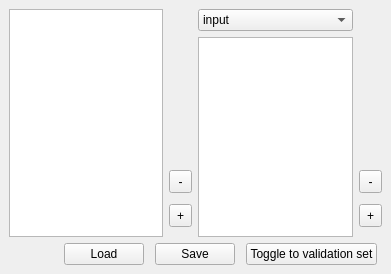
Above: exampledialog.ui from leonard-henriquez/MLP before the change. Below: the same form after it.
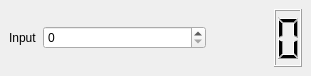
That is the form after the change.

Commit message: modifié:         MLPVisuel.pro 	modifié:         exampledialog.cpp 	modifié:         exampledialog.h 	modifié:         exampledialog.ui 	nouveau fichier: loadmnistdialog.cpp 	nouveau fichier: loadmnistdialog.h 	nouveau fichier: loadmnistdialog.ui 	modifié:         mainwindow.cpp 	modifié:         mainwindow.h 	modifié:         mainwindow.ui 	modifié:         mlpdialog.h 	modifié:         multilayerperceptron.cpp 	modifié:         multilayerperceptron.h 	modifié:         qmlp.cpp 	modifié:         qmlp.h 	modifié:         types.h

Patch:
```diff
--- a/exampledialog.ui
+++ b/exampledialog.ui
@@ -6,289 +6,75 @@
    <rect>
     <x>0</x>
     <y>0</y>
-    <width>391</width>
-    <height>274</height>
+    <width>311</width>
+    <height>76</height>
    </rect>
   </property>
+  <property name="sizePolicy">
+   <sizepolicy hsizetype="Fixed" vsizetype="Fixed">
+    <horstretch>0</horstretch>
+    <verstretch>0</verstretch>
+   </sizepolicy>
+  </property>
   <property name="windowTitle">
    <string>Examples</string>
   </property>
   <widget class="QWidget" name="centralwidget">
    <layout class="QGridLayout" name="gridLayout">
-    <item row="0" column="0" rowspan="2">
-     <widget class="QListView" name="PickExample">
-      <property name="enabled">
-       <bool>true</bool>
-      </property>
-      <property name="editTriggers">
-       <set>QAbstractItemView::DoubleClicked</set>
-      </property>
-     </widget>
-    </item>
-    <item row="0" column="2">
-     <widget class="QComboBox" name="InputOrOutput">
-      <property name="editable">
-       <bool>false</bool>
-      </property>
+    <item row="0" column="1" colspan="2">
+     <layout class="QHBoxLayout" name="horizontalLayout">
       <item>
-       <property name="text">
-        <string>input</string>
-       </property>
-      </item>
-      <item>
-       <property name="text">
-        <string>output</string>
-       </property>
-      </item>
-     </widget>
-    </item>
-    <item row="1" column="1">
-     <layout class="QVBoxLayout" name="verticalLayout">
-      <item>
-       <spacer name="horizontalSpacer">
-        <property name="orientation">
-         <enum>Qt::Vertical</enum>
+       <widget class="QLabel" name="label">
+        <property name="sizePolicy">
+         <sizepolicy hsizetype="Fixed" vsizetype="Preferred">
+          <horstretch>0</horstretch>
+          <verstretch>0</verstretch>
+         </sizepolicy>
         </property>
-        <property name="sizeType">
-         <enum>QSizePolicy::Expanding</enum>
-        </property>
-        <property name="sizeHint" stdset="0">
-         <size>
-          <width>20</width>
-          <height>10</height>
-         </size>
-        </property>
-       </spacer>
-      </item>
-      <item>
-       <widget class="QToolButton" name="RemoveExample">
-        <property name="minimumSize">
-         <size>
-          <width>23</width>
-          <height>23</height>
-         </size>
-        </property>
         <property name="text">
-         <string>-</string>
+         <string>Input</string>
         </property>
        </widget>
       </item>
       <item>
-       <spacer name="horizontalSpacer_2">
-        <property name="orientation">
-         <enum>Qt::Vertical</enum>
+       <widget class="QSpinBox" name="input">
+        <property name="sizePolicy">
+         <sizepolicy hsizetype="Expanding" vsizetype="Fixed">
+          <horstretch>0</horstretch>
+          <verstretch>0</verstretch>
+         </sizepolicy>
         </property>
-        <property name="sizeType">
-         <enum>QSizePolicy::Minimum</enum>
+        <property name="maximum">
+         <number>59999</number>
         </property>
-        <property name="sizeHint" stdset="0">
-         <size>
-          <width>20</width>
-          <height>5</height>
-         </size>
-        </property>
-       </spacer>
-      </item>
-      <item>
-       <widget class="QToolButton" name="AddExample">
-        <property name="minimumSize">
-         <size>
-          <width>23</width>
-          <height>23</height>
-         </size>
-        </property>
-        <property name="text">
-         <string>+</string>
-        </property>
        </widget>
       </item>
       <item>
-       <spacer name="horizontalSpacer_3">
-        <property name="orientation">
-         <enum>Qt::Vertical</enum>
-        </property>
-        <property name="sizeType">
-         <enum>QSizePolicy::Minimum</enum>
-        </property>
-        <property name="sizeHint" stdset="0">
-         <size>
-          <width>20</width>
-          <height>10</height>
-         </size>
-        </property>
-       </spacer>
-      </item>
-     </layout>
-    </item>
-    <item row="1" column="2">
-     <widget class="QListView" name="PickEntry">
-      <property name="editTriggers">
-       <set>QAbstractItemView::AnyKeyPressed|QAbstractItemView::DoubleClicked</set>
-      </property>
-     </widget>
-    </item>
-    <item row="1" column="3">
-     <layout class="QVBoxLayout" name="verticalLayout_2">
-      <item>
-       <spacer name="horizontalSpacer_10">
-        <property name="orientation">
-         <enum>Qt::Vertical</enum>
-        </property>
-        <property name="sizeType">
-         <enum>QSizePolicy::Expanding</enum>
-        </property>
-        <property name="sizeHint" stdset="0">
-         <size>
-          <width>20</width>
-          <height>10</height>
-         </size>
-        </property>
-       </spacer>
-      </item>
-      <item>
-       <widget class="QToolButton" name="RemoveEntry">
+       <widget class="QLabel" name="img">
         <property name="minimumSize">
          <size>
-          <width>23</width>
-          <height>23</height>
+          <width>56</width>
+          <height>56</height>
          </size>
         </property>
-        <property name="text">
-         <string>-</string>
+        <property name="layoutDirection">
+         <enum>Qt::LeftToRight</enum>
         </property>
-       </widget>
-      </item>
-      <item>
-       <spacer name="horizontalSpacer_8">
-        <property name="orientation">
-         <enum>Qt::Vertical</enum>
-        </property>
-        <property name="sizeType">
-         <enum>QSizePolicy::Minimum</enum>
-        </property>
-        <property name="sizeHint" stdset="0">
-         <size>
-          <width>20</width>
-          <height>5</height>
-         </size>
-        </property>
-       </spacer>
-      </item>
-      <item>
-       <widget class="QToolButton" name="AddEntry">
-        <property name="minimumSize">
-         <size>
-          <width>23</width>
-          <height>23</height>
-         </size>
-        </property>
         <property name="text">
-         <string>+</string>
+         <string/>
         </property>
-       </widget>
-      </item>
-      <item>
-       <spacer name="horizontalSpacer_7">
-        <property name="orientation">
-         <enum>Qt::Vertical</enum>
+        <property name="alignment">
+         <set>Qt::AlignCenter</set>
         </property>
-        <property name="sizeType">
-         <enum>QSizePolicy::Minimum</enum>
-        </property>
-        <property name="sizeHint" stdset="0">
-         <size>
-          <width>20</width>
-          <height>10</height>
-         </size>
-        </property>
-       </spacer>
-      </item>
-     </layout>
-    </item>
-    <item row="2" column="0" colspan="4">
-     <layout class="QHBoxLayout" name="horizontalLayout_4">
-      <item>
-       <spacer name="horizontalSpacer_5">
-        <property name="orientation">
-         <enum>Qt::Horizontal</enum>
-        </property>
-        <property name="sizeHint" stdset="0">
-         <size>
-          <width>40</width>
-          <height>20</height>
-         </size>
-        </property>
-       </spacer>
-      </item>
-      <item>
-       <widget class="QPushButton" name="LoadExamples">
-        <property name="text">
-         <string>Load</string>
-        </property>
        </widget>
       </item>
       <item>
-       <spacer name="horizontalSpacer_4">
-        <property name="orientation">
-         <enum>Qt::Horizontal</enum>
+       <widget class="QLCDNumber" name="lcdNumber">
+        <property name="digitCount">
+         <number>1</number>
         </property>
-        <property name="sizeType">
-         <enum>QSizePolicy::Minimum</enum>
-        </property>
-        <property name="sizeHint" stdset="0">
-         <size>
-          <width>5</width>
-          <height>20</height>
-         </size>
-        </property>
-       </spacer>
-      </item>
-      <item>
-       <widget class="QPushButton" name="SaveExamples">
-        <property name="text">
-         <string>Save</string>
-        </property>
        </widget>
       </item>
-      <item>
-       <spacer name="horizontalSpacer_6">
-        <property name="orientation">
-         <enum>Qt::Horizontal</enum>
-        </property>
-        <property name="sizeType">
-         <enum>QSizePolicy::Minimum</enum>
-        </property>
-        <property name="sizeHint" stdset="0">
-         <size>
-          <width>5</width>
-          <height>20</height>
-         </size>
-        </property>
-       </spacer>
-      </item>
-      <item>
-       <widget class="QPushButton" name="pushButton">
-        <property name="text">
-         <string>Toggle to validation set</string>
-        </property>
-       </widget>
-      </item>
-      <item>
-       <spacer name="horizontalSpacer_9">
-        <property name="orientation">
-         <enum>Qt::Horizontal</enum>
-        </property>
-        <property name="sizeType">
-         <enum>QSizePolicy::Minimum</enum>
-        </property>
-        <property name="sizeHint" stdset="0">
-         <size>
-          <width>5</width>
-          <height>20</height>
-         </size>
-        </property>
-       </spacer>
-      </item>
      </layout>
     </item>
    </layout>
```
The commit also changes 15 other files.
